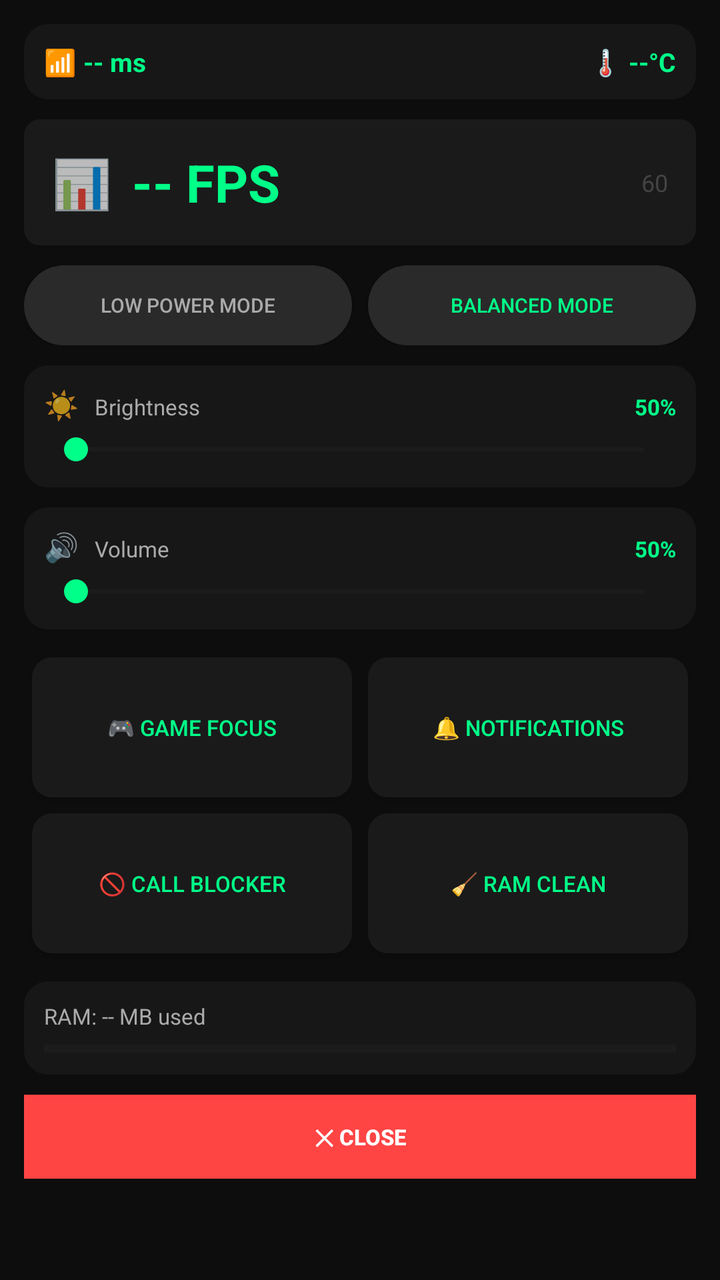
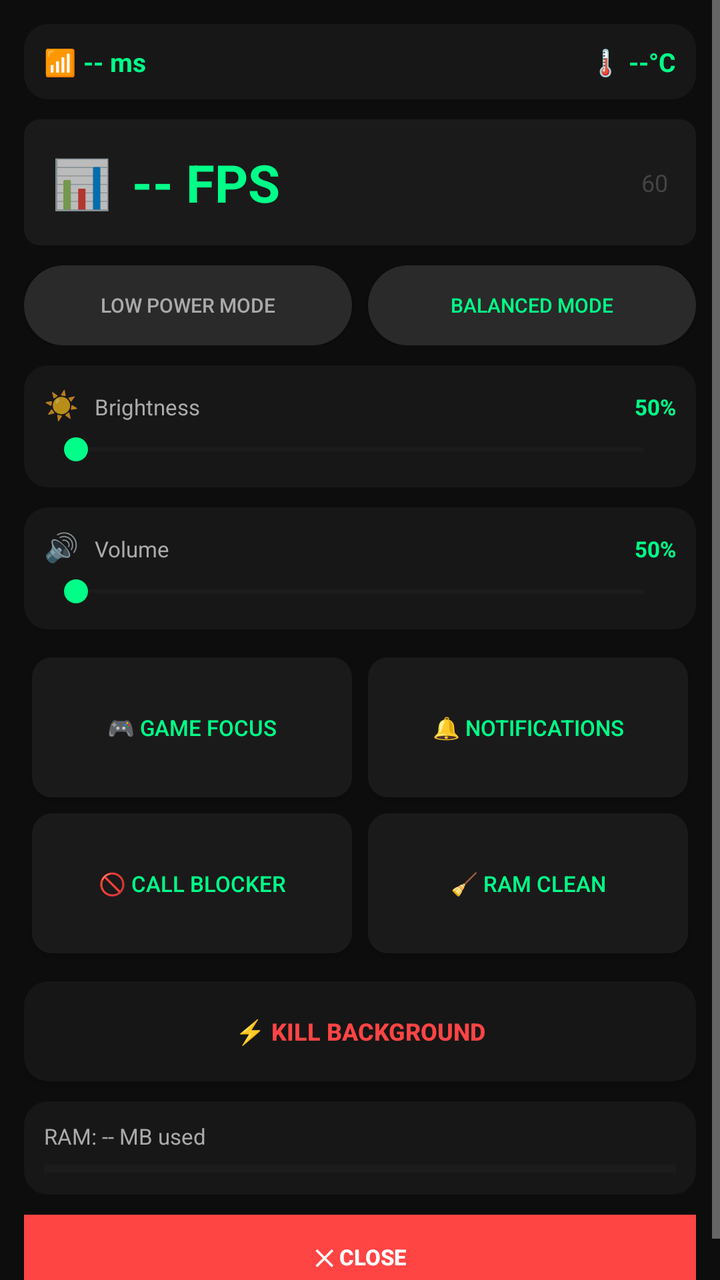

Screens rendered from an Android XML layout before and after an edit, with the pre-edit source and the edit as a unified diff.
<!-- AndroidManifest.xml: application theme AppTheme -->
<!-- res/layout/panel_layout.xml -->
<?xml version="1.0" encoding="utf-8"?>
<ScrollView xmlns:android="http://schemas.android.com/apk/res/android"
    android:layout_width="300dp"
    android:layout_height="wrap_content"
    android:background="#CC0D0D0D"
    android:maxHeight="600dp">

    <LinearLayout
        android:layout_width="match_parent"
        android:layout_height="wrap_content"
        android:orientation="vertical"
        android:padding="12dp">

        <LinearLayout
            android:layout_width="match_parent"
            android:layout_height="wrap_content"
            android:orientation="horizontal"
            android:background="@drawable/rounded_bg"
            android:padding="10dp"
            android:layout_marginBottom="10dp">

            <TextView
                android:id="@+id/panelPing"
                android:layout_width="0dp"
                android:layout_height="wrap_content"
                android:layout_weight="1"
                android:text="📶 -- ms"
                android:textColor="#00FF88"
                android:textSize="13sp"
                android:textStyle="bold"/>

            <TextView
                android:id="@+id/panelTemp"
                android:layout_width="wrap_content"
                android:layout_height="wrap_content"
                android:text="🌡️ --°C"
                android:textColor="#00FF88"
                android:textSize="13sp"
                android:textStyle="bold"/>
        </LinearLayout>

        <LinearLayout
            android:layout_width="match_parent"
            android:layout_height="wrap_content"
            android:orientation="horizontal"
            android:gravity="center_vertical"
            android:background="@drawable/fps_bg"
            android:padding="14dp"
            android:layout_marginBottom="10dp">

            <TextView
                android:layout_width="wrap_content"
                android:layout_height="wrap_content"
                android:text="📊"
                android:textSize="24sp"/>

            <TextView
                android:id="@+id/fpsText"
                android:layout_width="0dp"
                android:layout_height="wrap_content"
                android:layout_weight="1"
                android:text="-- FPS"
                android:textColor="#00FF88"
                android:textSize="26sp"
                android:textStyle="bold"
                android:layout_marginLeft="10dp"/>

            <TextView
                android:layout_width="wrap_content"
                android:layout_height="wrap_content"
                android:text="60"
                android:textColor="#444444"
                android:textSize="12sp"/>
        </LinearLayout>

        <LinearLayout
            android:layout_width="match_parent"
            android:layout_height="wrap_content"
            android:orientation="horizontal"
            android:layout_marginBottom="10dp">

            <Button
                android:id="@+id/btnLowPower"
                android:layout_width="0dp"
                android:layout_height="40dp"
                android:layout_weight="1"
                android:text="Low Power Mode"
                android:textSize="10sp"
                android:background="@drawable/mode_button_bg"
                android:textColor="#AAAAAA"
                android:layout_marginRight="4dp"/>

            <Button
                android:id="@+id/btnBalanced"
                android:layout_width="0dp"
                android:layout_height="40dp"
                android:layout_weight="1"
                android:text="Balanced Mode"
                android:textSize="10sp"
                android:background="@drawable/mode_button_bg"
                android:textColor="#00FF88"
                android:layout_marginLeft="4dp"/>
        </LinearLayout>

        <LinearLayout
            android:layout_width="match_parent"
            android:layout_height="wrap_content"
            android:orientation="vertical"
            android:background="@drawable/rounded_bg"
            android:padding="10dp"
            android:layout_marginBottom="10dp">

            <LinearLayout
                android:layout_width="match_parent"
                android:layout_height="wrap_content"
                android:orientation="horizontal"
                android:layout_marginBottom="4dp">

                <TextView
                    android:layout_width="wrap_content"
                    android:layout_height="wrap_content"
                    android:text="☀️"
                    android:textSize="14sp"/>

                <TextView
                    android:layout_width="0dp"
                    android:layout_height="wrap_content"
                    android:layout_weight="1"
                    android:text="Brightness"
                    android:textColor="#AAAAAA"
                    android:textSize="11sp"
                    android:layout_marginLeft="8dp"/>

                <TextView
                    android:id="@+id/brightnessValue"
                    android:layout_width="wrap_content"
                    android:layout_height="wrap_content"
                    android:text="50%"
                    android:textColor="#00FF88"
                    android:textSize="11sp"
                    android:textStyle="bold"/>
            </LinearLayout>

            <SeekBar
                android:id="@+id/brightnessSlider"
                android:layout_width="match_parent"
                android:layout_height="wrap_content"
                android:max="255"
                android:progressTint="#00FF88"
                android:progressBackgroundTint="#2A2A2A"
                android:thumbTint="#00FF88"/>
        </LinearLayout>

        <LinearLayout
            android:layout_width="match_parent"
            android:layout_height="wrap_content"
            android:orientation="vertical"
            android:background="@drawable/rounded_bg"
            android:padding="10dp"
            android:layout_marginBottom="10dp">

            <LinearLayout
                android:layout_width="match_parent"
                android:layout_height="wrap_content"
                android:orientation="horizontal"
                android:layout_marginBottom="4dp">

                <TextView
                    android:layout_width="wrap_content"
                    android:layout_height="wrap_content"
                    android:text="🔊"
                    android:textSize="14sp"/>

                <TextView
                    android:layout_width="0dp"
                    android:layout_height="wrap_content"
                    android:layout_weight="1"
                    android:text="Volume"
                    android:textColor="#AAAAAA"
                    android:textSize="11sp"
                    android:layout_marginLeft="8dp"/>

                <TextView
                    android:id="@+id/volumeValue"
                    android:layout_width="wrap_content"
                    android:layout_height="wrap_content"
                    android:text="50%"
                    android:textColor="#00FF88"
                    android:textSize="11sp"
                    android:textStyle="bold"/>
            </LinearLayout>

            <SeekBar
                android:id="@+id/volumeSlider"
                android:layout_width="match_parent"
                android:layout_height="wrap_content"
                android:max="15"
                android:progressTint="#00FF88"
                android:progressBackgroundTint="#2A2A2A"
                android:thumbTint="#00FF88"/>
        </LinearLayout>

        <GridLayout
            android:layout_width="match_parent"
            android:layout_height="wrap_content"
            android:columnCount="2"
            android:rowCount="2"
            android:layout_marginBottom="10dp">

            <Button
                android:id="@+id/btnGameFocus"
                android:layout_width="0dp"
                android:layout_height="70dp"
                android:layout_columnWeight="1"
                android:layout_margin="4dp"
                android:text="🎮 Game Focus"
                android:textSize="11sp"
                android:background="@drawable/tile_bg"
                android:textColor="#00FF88"/>

            <Button
                android:id="@+id/btnNotifications"
                android:layout_width="0dp"
                android:layout_height="70dp"
                android:layout_columnWeight="1"
                android:layout_margin="4dp"
                android:text="🔔 Notifications"
                android:textSize="11sp"
                android:background="@drawable/tile_bg"
                android:textColor="#00FF88"/>

            <Button
                android:id="@+id/btnCallBlocker"
                android:layout_width="0dp"
                android:layout_height="70dp"
                android:layout_columnWeight="1"
                android:layout_margin="4dp"
                android:text="🚫 Call Blocker"
                android:textSize="11sp"
                android:background="@drawable/tile_bg"
                android:textColor="#00FF88"/>

            <Button
                android:id="@+id/btnCleanRam"
                android:layout_width="0dp"
                android:layout_height="70dp"
                android:layout_columnWeight="1"
                android:layout_margin="4dp"
                android:text="🧹 RAM Clean"
                android:textSize="11sp"
                android:background="@drawable/tile_bg"
                android:textColor="#00FF88"/>
        </GridLayout>

        <LinearLayout
            android:layout_width="match_parent"
            android:layout_height="wrap_content"
            android:orientation="vertical"
            android:background="@drawable/rounded_bg"
            android:padding="10dp"
            android:layout_marginBottom="10dp">

            <TextView
                android:id="@+id/ramInfo"
                android:layout_width="match_parent"
                android:layout_height="wrap_content"
                android:text="RAM: -- MB used"
                android:textColor="#AAAAAA"
                android:textSize="11sp"
                android:layout_marginBottom="6dp"/>

            <ProgressBar
                android:id="@+id/cleanProgress"
                style="?android:attr/progressBarStyleHorizontal"
                android:layout_width="match_parent"
                android:layout_height="6dp"
                android:max="100"
                android:progress="0"
                android:progressTint="#00FF88"
                android:progressBackgroundTint="#2A2A2A"/>
        </LinearLayout>

        <Button
            android:id="@+id/btnClosePanel"
            android:layout_width="match_parent"
            android:layout_height="42dp"
            android:text="✕ CLOSE"
            android:textSize="11sp"
            android:textStyle="bold"
            android:background="#FF4444"
            android:textColor="#FFFFFF"/>

    </LinearLayout>
</ScrollView>
<!-- resources referenced by this layout -->
<resources>
  <!-- drawable fps_bg (drawable) -->
  <?xml version="1.0" encoding="utf-8"?>
  <shape xmlns:android="http://schemas.android.com/apk/res/android"
      android:shape="rectangle">
      <solid android:color="#1A1A1A"/>
      <corners android:radius="8dp"/>
  </shape>
  <!-- drawable mode_button_bg (drawable) -->
  <?xml version="1.0" encoding="utf-8"?>
  <shape xmlns:android="http://schemas.android.com/apk/res/android"
      android:shape="rectangle">
      <solid android:color="#2A2A2A"/>
      <corners android:radius="20dp"/>
  </shape>
  <!-- drawable rounded_bg (drawable) -->
  <?xml version="1.0" encoding="utf-8"?>
  <shape xmlns:android="http://schemas.android.com/apk/res/android"
      android:shape="rectangle">
      <solid android:color="#CC1A1A1A"/>
      <corners android:radius="12dp"/>
  </shape>
  <!-- drawable tile_bg (drawable) -->
  <?xml version="1.0" encoding="utf-8"?>
  <shape xmlns:android="http://schemas.android.com/apk/res/android"
      android:shape="rectangle">
      <solid android:color="#1A1A1A"/>
      <corners android:radius="10dp"/>
  </shape>
  <style name="AppTheme" parent="android:Theme.Material.NoActionBar">
          <item name="android:colorPrimary">#00FF88</item>
          <item name="android:colorAccent">#00FF88</item>
          <item name="android:windowBackground">#0D0D0D</item>
          <item name="android:textColorPrimary">#FFFFFF</item>
          <item name="android:statusBarColor">#0D0D0D</item>
          <item name="android:navigationBarColor">#0D0D0D</item>
      </style>
</resources>

<!-- the commit's change to res/layout/panel_layout.xml (unified diff, before → after) -->
@@ -252,6 +252,17 @@
                 android:textColor="#00FF88"/>
         </GridLayout>
 
+        <Button
+            android:id="@+id/btnKillBackground"
+            android:layout_width="match_parent"
+            android:layout_height="50dp"
+            android:text="⚡ KILL BACKGROUND"
+            android:textSize="12sp"
+            android:textStyle="bold"
+            android:background="@drawable/rounded_bg"
+            android:textColor="#FF4444"
+            android:layout_marginBottom="10dp"/>
+
         <LinearLayout
             android:layout_width="match_parent"
             android:layout_height="wrap_content"
